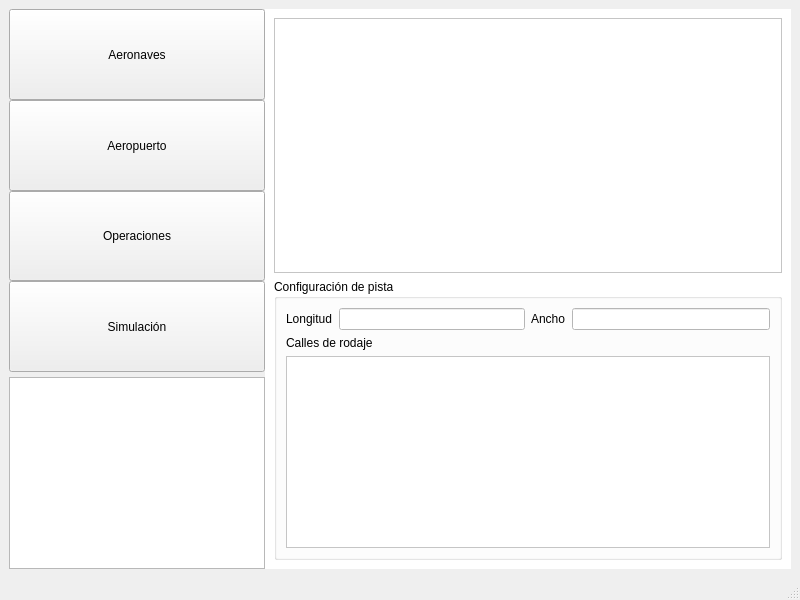
This is interfazprincipal.ui in IgnacioOchoa/SimAerop as Qt 5 draws it before an edit. The edited form follows.
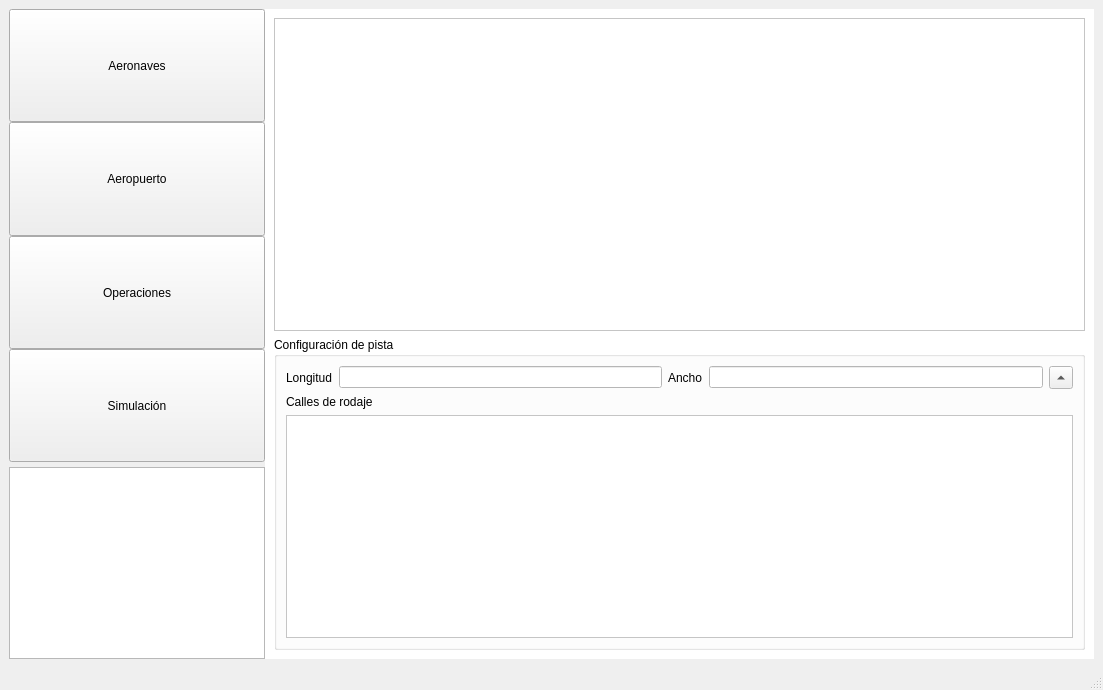
This is the edited form.

Commit message:
Se empezo con la funcion de graficar la pista
En la pestaña de aeropuerto se comenzo a implementar la funcion de
ingresar valores de ancho y largo de la pista y poder graficarla a
escala en el recuadro superior. El principal problema a resolver es como
conectar los objetos InterfazPpal, Kernel y EditorPista. La idea es que
todo pase por Kernel, pero eso implica redirigir muchas señales. Queda
resolver como pasar la información desde InterfazPPal a EditorPista.

What changed in the file:
```diff
--- a/interfazprincipal.ui
+++ b/interfazprincipal.ui
@@ -6,8 +6,8 @@
    <rect>
     <x>0</x>
     <y>0</y>
-    <width>800</width>
-    <height>600</height>
+    <width>1103</width>
+    <height>690</height>
    </rect>
   </property>
   <property name="windowTitle">
@@ -395,6 +395,28 @@
                </item>
               </layout>
              </item>
+             <item>
+              <widget class="QToolButton" name="botonGraficarPista">
+               <property name="sizePolicy">
+                <sizepolicy hsizetype="Preferred" vsizetype="Fixed">
+                 <horstretch>0</horstretch>
+                 <verstretch>0</verstretch>
+                </sizepolicy>
+               </property>
+               <property name="text">
+                <string>...</string>
+               </property>
+               <property name="toolButtonStyle">
+                <enum>Qt::ToolButtonIconOnly</enum>
+               </property>
+               <property name="autoRaise">
+                <bool>false</bool>
+               </property>
+               <property name="arrowType">
+                <enum>Qt::UpArrow</enum>
+               </property>
+              </widget>
+             </item>
             </layout>
            </item>
            <item>
```
Left out of the diff: 10 changed lines with no effect on the pictures. The commit also changes 5 other files.
